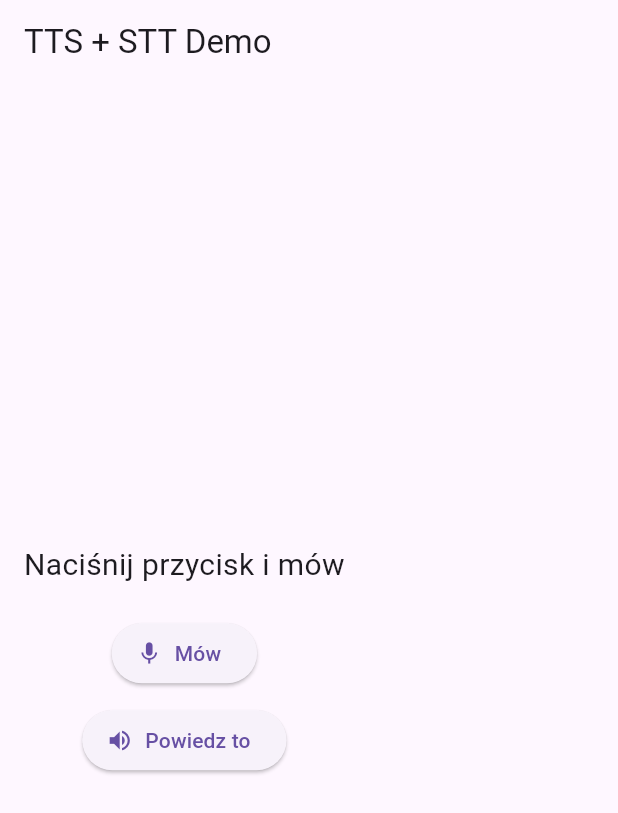
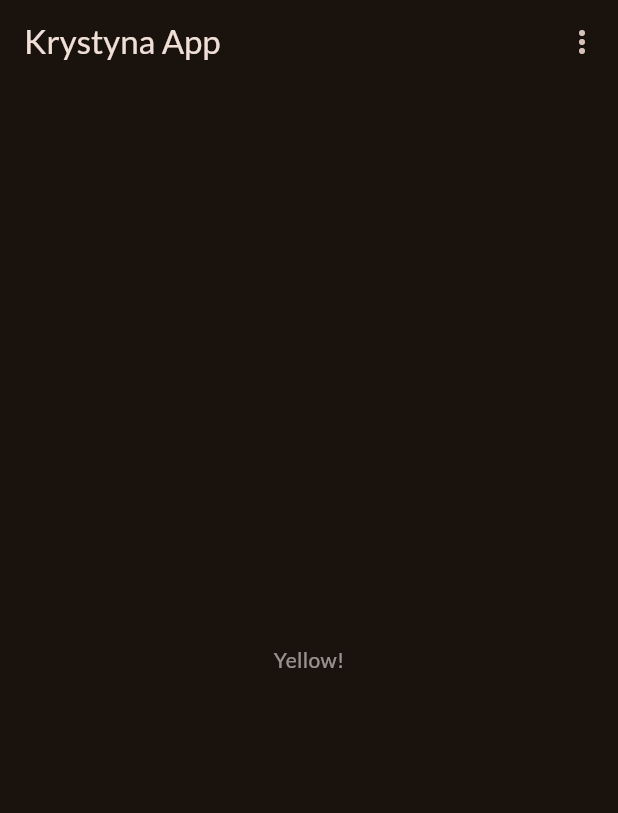
Before and after one commit to mmalessa/krystyna, a Flutter app: the screen it shows after launch, on a phone screen of 412 x 824 dp. Shown: the top 813 px of the screen. Run offline on Flutter 3.47's test engine with Material 3 defaults, Android fonts, the phone set to English and light mode, and no system bars; our stand-ins replace flutter_tts, google_fonts, speech_to_text.

Commit message:
Add some nice screens

```diff
--- a/lib/main.dart
+++ b/lib/main.dart
@@ -1,98 +1,31 @@
 import 'package:flutter/material.dart';
-import 'package:flutter_tts/flutter_tts.dart';
-import 'package:speech_to_text/speech_to_text.dart' as stt;
+import 'package:google_fonts/google_fonts.dart';
+import 'package:krystyna/screens/home.dart';
+
+final theme = ThemeData(
+  useMaterial3: true,
+  colorScheme: ColorScheme.fromSeed(
+    brightness: Brightness.dark,
+    seedColor: const Color.fromARGB(255, 131, 57, 0),
+  ),
+  textTheme: GoogleFonts.latoTextTheme().apply(
+    bodyColor: Colors.white54,
+    displayColor: Colors.white70
+  ),
+);
 
 void main() {
-  runApp(const MyApp());
+  runApp(const App());
 }
 
-class MyApp extends StatelessWidget {
-  const MyApp({super.key});
+class App extends StatelessWidget {
+  const App({super.key});
 
   @override
   Widget build(BuildContext context) {
-    return const MaterialApp(
-      home: SpeechDemo(),
+    return MaterialApp(
+      theme: theme,
+      home: HomeScreen(),
     );
   }
 }
-
-class SpeechDemo extends StatefulWidget {
-  const SpeechDemo({super.key});
-
-  @override
-  State<SpeechDemo> createState() => _SpeechDemoState();
-}
-
-class _SpeechDemoState extends State<SpeechDemo> {
-  final FlutterTts _tts = FlutterTts();
-  final stt.SpeechToText _stt = stt.SpeechToText();
-
-  String _spokenText = "Naciśnij przycisk i mów";
-  bool _isListening = false;
-
-  Future<void> _speak(String text) async {
-    await _tts.setLanguage("pl-PL");
-    await _tts.setSpeechRate(0.5);
-    await _tts.setPitch(1.0);
-    await _tts.speak(text);
-  }
-
-  Future<void> _listen() async {
-    bool available = await _stt.initialize(
-      onStatus: (status) {
-        if (status == 'notListening') {
-          setState(() => _isListening = false);
-        }
-      },
-    );
-    if (available) {
-      setState(() => _isListening = true);
-      await _stt.listen(
-        localeId: "pl_PL",
-        onResult: (result) {
-          setState(() => _spokenText = result.recognizedWords);
-        },
-      );
-    }
-  }
-
-  @override
-  void dispose() {
-    _tts.stop();
-    _stt.stop();
-    super.dispose();
-  }
-
-  @override
-  Widget build(BuildContext context) {
-    return Scaffold(
-      appBar: AppBar(title: const Text('TTS + STT Demo')),
-      body: Padding(
-        padding: const EdgeInsets.all(16),
-        child: Column(
-          mainAxisAlignment: MainAxisAlignment.center,
-          children: [
-            Text(
-              _spokenText,
-              style: const TextStyle(fontSize: 20),
-              textAlign: TextAlign.center,
-            ),
-            const SizedBox(height: 20),
-            ElevatedButton.icon(
-              onPressed: _isListening ? null : _listen,
-              icon: const Icon(Icons.mic),
-              label: const Text("Mów"),
-            ),
-            const SizedBox(height: 10),
-            ElevatedButton.icon(
-              onPressed: () => _speak(_spokenText),
-              icon: const Icon(Icons.volume_up),
-              label: const Text("Powiedz to"),
-            ),
-          ],
-        ),
-      ),
-    );
-  }
-}
--- /dev/null
+++ b/lib/screens/home.dart
@@ -0,0 +1,68 @@
+import 'package:flutter/material.dart';
+import 'package:krystyna/screens/something.dart';
+import 'package:krystyna/screens/speech_demo.dart';
+import 'package:krystyna/screens/start.dart';
+
+class HomeScreen extends StatefulWidget {
+  const HomeScreen({super.key});
+
+  @override
+  State<StatefulWidget> createState() {
+    return _HomeScreenState();
+  }
+}
+
+class _HomeScreenState extends State<HomeScreen> {
+  Widget currentScreen = StartScreen();
+
+  void _onMenuSelected(String value) {
+    setState(() {
+      switch (value) {
+        case 'speechdemo':
+          currentScreen = SpeechDemo();
+          break;
+        case 'something':
+          currentScreen = SomethingScreen();
+          break;
+        default:
+          currentScreen = StartScreen();
+        }
+      }
+    );
+  }
+
+  @override
+  Widget build(BuildContext context) {
+
+    return Scaffold(
+      appBar: AppBar(
+          title: const Text('Krystyna App'),
+          actions: [
+            PopupMenuButton<String>(
+              onSelected: _onMenuSelected,
+              itemBuilder: (BuildContext context) {
+                return [
+                  const PopupMenuItem(
+                      value: 'start',
+                      child: Text('Start')
+                  ),
+                  const PopupMenuItem(
+                      value: 'speechdemo',
+                      child: Text('Speech Demo')
+                  ),
+                  const PopupMenuItem(
+                      value: 'something',
+                      child: Text('Something')
+                  ),
+                ];
+              },
+            )
+          ],
+      ),
+      body: Padding(
+        padding: const EdgeInsets.all(17.0),
+        child: currentScreen,
+      )
+    );
+  }
+}
--- /dev/null
+++ b/lib/screens/start.dart
@@ -0,0 +1,13 @@
+import 'package:flutter/material.dart';
+
+class StartScreen extends StatelessWidget {
+  const StartScreen({super.key});
+
+  @override
+  Widget build(BuildContext context) {
+    return const Center(
+      child: Text('Yellow!'),
+    );
+  }
+
+}
--- a/pubspec.yaml
+++ b/pubspec.yaml
@@ -37,6 +37,7 @@ dependencies:
   # The following adds the Cupertino Icons font to your application.
   # Use with the CupertinoIcons class for iOS style icons.
   cupertino_icons: ^1.0.8
+  google_fonts: ^6.2.1
 
 dev_dependencies:
   flutter_test:
```
Also changed, not shown: lib/screens/something.dart (added, +13 -0 lines), lib/screens/speech_demo.dart (added, +80 -0 lines), pubspec.lock, 2 other files.
